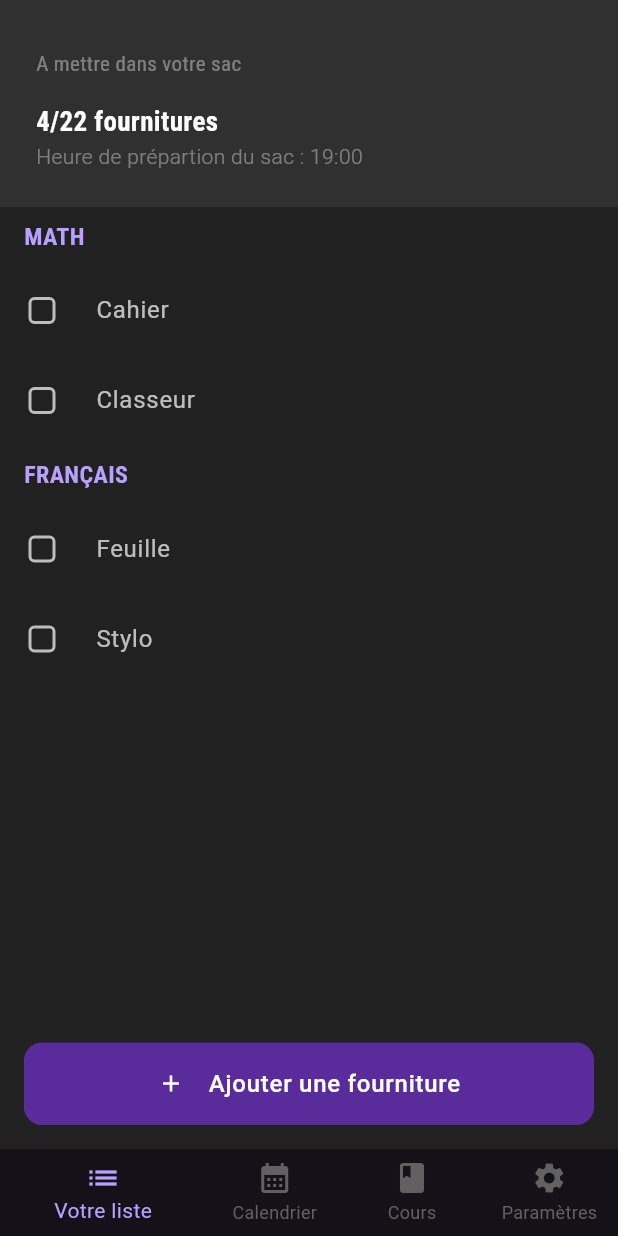
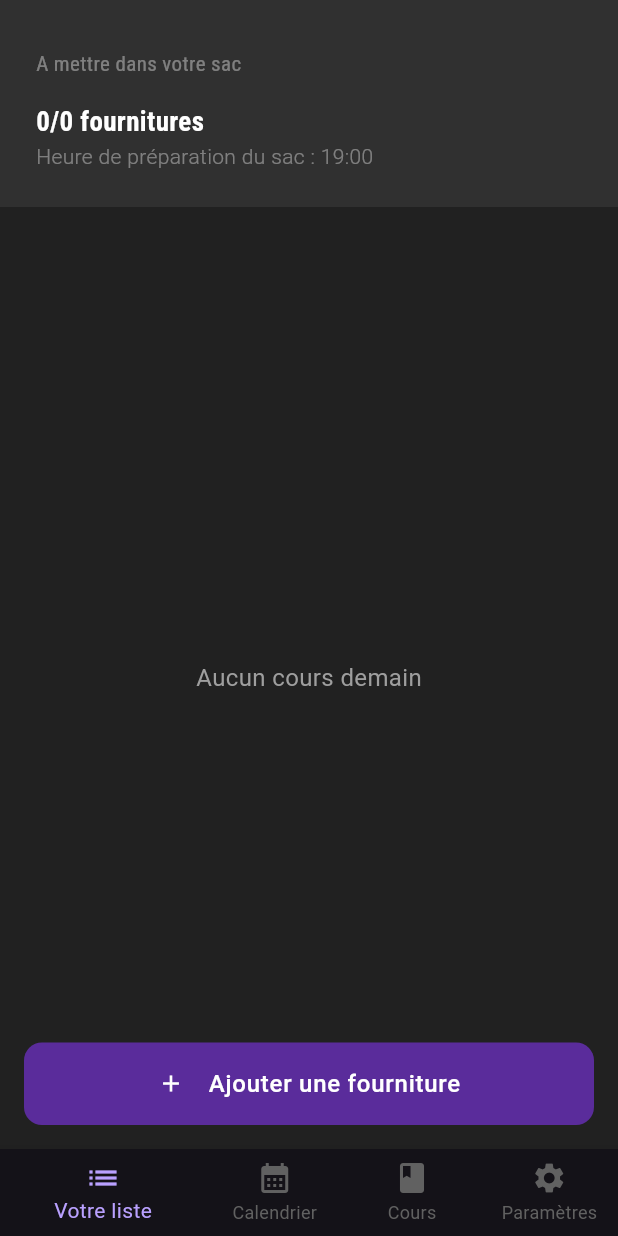
Before and after one commit to kevindjf/dansmonsac, a Flutter app: the HomePage screen opened directly, on a phone screen of 412 x 824 dp. Run offline on Flutter 3.47's test engine with Material 3 defaults, Android fonts, the phone set to English and light mode, and no system bars; our stand-ins replace dartz, flutter_riverpod, google_fonts, riverpod_annotation, shared_preferences and 1 more; missing offline and left inert: dart:ffi; accounts and stored records are empty; generated files the repository leaves out were written again.

Commit message:
Implement supply list for tomorrow's courses
- Create TomorrowSupplyController to fetch supplies for tomorrow
- Filter courses by tomorrow's day of week and week type (A/B)
- Get supplies from courses and display grouped by course
- Replace hardcoded supply data with real Supabase data
- Track checked state of supplies with persistent map
- Display dynamic supply count (checked/total)
- Show pack time in header (currently 19:00, pending preferences)
- Handle empty state when no courses tomorrow

Note: Run 'flutter pub run build_runner build --delete-conflicting-outputs'
to generate the tomorrow_supply_controller.g.dart file.

```diff
--- a/features/main/lib/presentation/home/list_supply_page.dart
+++ b/features/main/lib/presentation/home/list_supply_page.dart
@@ -2,7 +2,7 @@ import 'package:flutter/material.dart';
 import 'package:flutter_riverpod/flutter_riverpod.dart';
 import 'package:common/src/ui/ui.dart';
 import 'package:google_fonts/google_fonts.dart';
-import 'package:main/presentation/home/calendar_body_widget.dart';
+import 'package:schedule/presentation/supply_list/controller/tomorrow_supply_controller.dart';
 
 class ListSupplyPage extends ConsumerWidget {
   ListSupplyPage({super.key});
@@ -25,72 +25,95 @@ class CourseTitleItem implements ListItem {
 
 /// Item pour une fourniture avec checkbox
 class SupplyItem implements ListItem {
+  final String id;
   final String name;
   bool isChecked;
 
-  SupplyItem({required this.name, this.isChecked = false});
+  SupplyItem({required this.id, required this.name, this.isChecked = false});
 }
 
-class ListSupply extends StatefulWidget {
+class ListSupply extends ConsumerStatefulWidget {
   @override
-  State<ListSupply> createState() => _ListSupplyState();
+  ConsumerState<ListSupply> createState() => _ListSupplyState();
 }
 
-class _ListSupplyState extends State<ListSupply> {
-  final List<ListItem> items = [
-    CourseTitleItem(title: 'Math'),
-    SupplyItem(name: 'Cahier'),
-    SupplyItem(name: 'Classeur'),
-    CourseTitleItem(title: 'Français'),
-    SupplyItem(name: 'Feuille'),
-    SupplyItem(name: 'Stylo'),
-  ];
+class _ListSupplyState extends ConsumerState<ListSupply> {
+  // Map to track checked state of supplies by ID
+  final Map<String, bool> _checkedState = {};
 
   @override
   Widget build(BuildContext context) {
+    final tomorrowSuppliesState = ref.watch(tomorrowSupplyControllerProvider);
+    final packTime = ref.read(tomorrowSupplyControllerProvider.notifier).getPackTime();
+
+    return tomorrowSuppliesState.when(
+      data: (coursesWithSupplies) {
+        // Build list items from courses and supplies
+        final List<ListItem> items = [];
+        int totalSupplies = 0;
+        int checkedSupplies = 0;
+
+        for (final course in coursesWithSupplies) {
+          items.add(CourseTitleItem(title: course.courseName));
+
+          for (final supply in course.supplies) {
+            totalSupplies++;
+            final isChecked = _checkedState[supply.id] ?? false;
+            if (isChecked) checkedSupplies++;
+
+            items.add(SupplyItem(
+              id: supply.id,
+              name: supply.supplyName,
+              isChecked: isChecked,
+            ));
+          }
+        }
+
+        return _buildSupplyList(context, items, checkedSupplies, totalSupplies, packTime);
+      },
+      loading: () => const Center(child: CircularProgressIndicator()),
+      error: (error, stack) => _buildEmptyState(packTime),
+    );
+  }
+
+  Widget _buildEmptyState(PackTimeInfo packTime) {
     return Stack(
       children: [
         Column(
           children: [
-            Container(
-              width: double.infinity,
-              color: Color(0xFF303030),
+            _buildHeader(0, 0, packTime),
+            Expanded(
+              child: Center(
                 child: Padding(
                   padding: const EdgeInsets.all(24.0),
-                child: Column(
-                  crossAxisAlignment: CrossAxisAlignment.start,
-                  children: [
-                    const SizedBox(height: 8),
-                    Text(
-                      "A mettre dans votre sac",
-                      style: GoogleFonts.robotoCondensed(
-                          color: Colors.white38, fontSize: 14),
+                  child: Text(
+                    'Aucun cours demain',
+                    style: GoogleFonts.roboto(
+                      fontSize: 16,
+                      color: Colors.grey,
                     ),
-                    const SizedBox(height: 16),
-                    Text(
-                      "4/22 fournitures",
-                      style: GoogleFonts.robotoCondensed(
-                          color: Colors.white,
-                          fontSize: 18,
-                          fontWeight: FontWeight.bold),
                   ),
-                    Text(
-                      "Heure de prépartion du sac : 19:00",
-                      style: GoogleFonts.roboto(
-                          color: Colors.white38,
-                          fontSize: 14,
-                          fontWeight: FontWeight.w300),
+                ),
+              ),
             ),
           ],
         ),
-              ),
-            ),
+        _buildAddButton(),
+      ],
+    );
+  }
+
+  Widget _buildSupplyList(BuildContext context, List<ListItem> items, int checked, int total, PackTimeInfo packTime) {
+    return Stack(
+      children: [
+        Column(
+          children: [
+            _buildHeader(checked, total, packTime),
             Expanded(
               child: ListView.builder(
                 itemCount: items.length,
                 itemBuilder: (context, index) {
                   final item = items[index];
-                  // Vérification du type d'item pour afficher le widget approprié
                   if (item is CourseTitleItem) {
                     return Padding(
                       padding: const EdgeInsets.symmetric(
@@ -107,13 +130,11 @@ class _ListSupplyState extends State<ListSupply> {
                     return CheckboxListTile(
                       checkboxShape: RoundedRectangleBorder(
                         borderRadius: BorderRadius.circular(4.0),
-                        // Coins légèrement arrondis
                         side: BorderSide(
-                          width: 4.5, // Bordure plus large
+                          width: 4.5,
                           color: Colors.grey,
                         ),
                       ),
-                      // Pour rendre la checkbox plus grande
                       secondary: SizedBox(width: 10),
                       contentPadding:
                           EdgeInsets.symmetric(horizontal: 8.0, vertical: 2.0),
@@ -126,7 +147,7 @@ class _ListSupplyState extends State<ListSupply> {
                       value: item.isChecked,
                       onChanged: (value) {
                         setState(() {
-                          item.isChecked = value ?? false;
+                          _checkedState[item.id] = value ?? false;
                         });
                       },
                     );
@@ -137,7 +158,49 @@ class _ListSupplyState extends State<ListSupply> {
             ),
           ],
         ),
-        Column(
+        _buildAddButton(),
+      ],
+    );
+  }
+
+  Widget _buildHeader(int checked, int total, PackTimeInfo packTime) {
+    return Container(
+      width: double.infinity,
+      color: Color(0xFF303030),
+      child: Padding(
+        padding: const EdgeInsets.all(24.0),
+        child: Column(
+          crossAxisAlignment: CrossAxisAlignment.start,
+          children: [
+            const SizedBox(height: 8),
+            Text(
+              "A mettre dans votre sac",
+              style: GoogleFonts.robotoCondensed(
+                  color: Colors.white38, fontSize: 14),
+            ),
+            const SizedBox(height: 16),
+            Text(
+              "$checked/$total fournitures",
+              style: GoogleFonts.robotoCondensed(
+                  color: Colors.white,
+                  fontSize: 18,
+                  fontWeight: FontWeight.bold),
+            ),
+            Text(
+              "Heure de préparation du sac : ${packTime.toFormattedString()}",
+              style: GoogleFonts.roboto(
+                  color: Colors.white38,
+                  fontSize: 14,
+                  fontWeight: FontWeight.w300),
+            ),
+          ],
+        ),
+      ),
+    );
+  }
+
+  Widget _buildAddButton() {
+    return Column(
       mainAxisAlignment: MainAxisAlignment.end,
       children: [
         Padding(
@@ -170,8 +233,6 @@ class _ListSupplyState extends State<ListSupply> {
           ),
         ),
       ],
-        )
-      ],
     );
   }
 }
```
Also changed, not shown: features/schedule/lib/presentation/supply_list/controller/tomorrow_supply_controller.dart (added, +115 -0 lines). Lines whose indentation alone changed are shown as unchanged.
